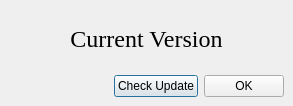
Old version of the form ui/about-dialog.ui in the repository haiwen/seadrive-gui.
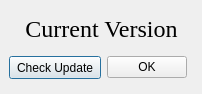
New version of the form.

Commit message: Adjust AboutDialog UI.

Diff of the .ui file:
```diff
--- a/ui/about-dialog.ui
+++ b/ui/about-dialog.ui
@@ -9,8 +9,8 @@
    <rect>
     <x>0</x>
     <y>0</y>
-    <width>293</width>
-    <height>106</height>
+    <width>150</width>
+    <height>75</height>
    </rect>
   </property>
   <property name="windowTitle">
@@ -20,21 +20,92 @@
    <bool>false</bool>
   </property>
   <layout class="QVBoxLayout" name="verticalLayout">
+   <property name="sizeConstraint">
+    <enum>QLayout::SetMinimumSize</enum>
+   </property>
    <item>
-    <widget class="QLabel" name="mVersionText">
-     <property name="font">
-      <font>
-       <family>Times New Roman</family>
-       <pointsize>18</pointsize>
-      </font>
+    <spacer name="verticalSpacer_2">
+     <property name="orientation">
+      <enum>Qt::Vertical</enum>
      </property>
-     <property name="text">
-      <string>Current Version</string>
+     <property name="sizeType">
+      <enum>QSizePolicy::MinimumExpanding</enum>
      </property>
-     <property name="alignment">
-      <set>Qt::AlignCenter</set>
+     <property name="sizeHint" stdset="0">
+      <size>
+       <width>20</width>
+       <height>6</height>
+      </size>
      </property>
-    </widget>
+    </spacer>
+   </item>
+   <item>
+    <layout class="QHBoxLayout" name="horizontalLayout_2">
+     <item>
+      <spacer name="horizontalSpacer_2">
+       <property name="orientation">
+        <enum>Qt::Horizontal</enum>
+       </property>
+       <property name="sizeType">
+        <enum>QSizePolicy::MinimumExpanding</enum>
+       </property>
+       <property name="sizeHint" stdset="0">
+        <size>
+         <width>6</width>
+         <height>20</height>
+        </size>
+       </property>
+      </spacer>
+     </item>
+     <item>
+      <widget class="QLabel" name="mVersionText">
+       <property name="font">
+        <font>
+         <family>Times New Roman</family>
+         <pointsize>18</pointsize>
+        </font>
+       </property>
+       <property name="text">
+        <string>Current Version</string>
+       </property>
+       <property name="alignment">
+        <set>Qt::AlignCenter</set>
+       </property>
+      </widget>
+     </item>
+     <item>
+      <spacer name="horizontalSpacer_3">
+       <property name="orientation">
+        <enum>Qt::Horizontal</enum>
+       </property>
+       <property name="sizeType">
+        <enum>QSizePolicy::MinimumExpanding</enum>
+       </property>
+       <property name="sizeHint" stdset="0">
+        <size>
+         <width>6</width>
+         <height>20</height>
+        </size>
+       </property>
+      </spacer>
+     </item>
+    </layout>
+   </item>
+   <item>
+    <spacer name="verticalSpacer_3">
+     <property name="orientation">
+      <enum>Qt::Vertical</enum>
+     </property>
+     <property name="sizeType">
+      <enum>QSizePolicy::MinimumExpanding</enum>
+     </property>
+     <property name="sizeHint" stdset="0">
+      <size>
+       <width>20</width>
+       <height>7</height>
+      </size>
+     </property>
+    </spacer>
    </item>
    <item>
     <layout class="QHBoxLayout" name="horizontalLayout">
@@ -43,16 +114,31 @@
        <property name="orientation">
         <enum>Qt::Horizontal</enum>
        </property>
+       <property name="sizeType">
+        <enum>QSizePolicy::Expanding</enum>
+       </property>
        <property name="sizeHint" stdset="0">
         <size>
-         <width>98</width>
+         <width>200</width>
          <height>20</height>
         </size>
        </property>
       </spacer>
      </item>
-     <item>
+     <item alignment="Qt::AlignHCenter">
       <widget class="QPushButton" name="mCheckUpdateBtn">
+       <property name="sizePolicy">
+        <sizepolicy hsizetype="Minimum" vsizetype="Fixed">
+         <horstretch>0</horstretch>
+         <verstretch>0</verstretch>
+        </sizepolicy>
+       </property>
+       <property name="minimumSize">
+        <size>
+         <width>92</width>
+         <height>23</height>
+        </size>
+       </property>
        <property name="text">
         <string>Check Update</string>
        </property>
@@ -65,8 +151,40 @@
        </property>
       </widget>
      </item>
+     <item>
+      <spacer name="horizontalSpacer_4">
+       <property name="orientation">
+        <enum>Qt::Horizontal</enum>
+       </property>
+       <property name="sizeType">
+        <enum>QSizePolicy::MinimumExpanding</enum>
+       </property>
+       <property name="sizeHint" stdset="0">
+        <size>
+         <width>6</width>
+         <height>20</height>
+        </size>
+       </property>
+      </spacer>
+     </item>
     </layout>
    </item>
+   <item>
+    <spacer name="verticalSpacer">
+     <property name="orientation">
+      <enum>Qt::Vertical</enum>
+     </property>
+     <property name="sizeType">
+      <enum>QSizePolicy::MinimumExpanding</enum>
+     </property>
+     <property name="sizeHint" stdset="0">
+      <size>
+       <width>20</width>
+       <height>6</height>
+      </size>
+     </property>
+    </spacer>
+   </item>
   </layout>
  </widget>
  <layoutdefault spacing="6" margin="9"/>
```
